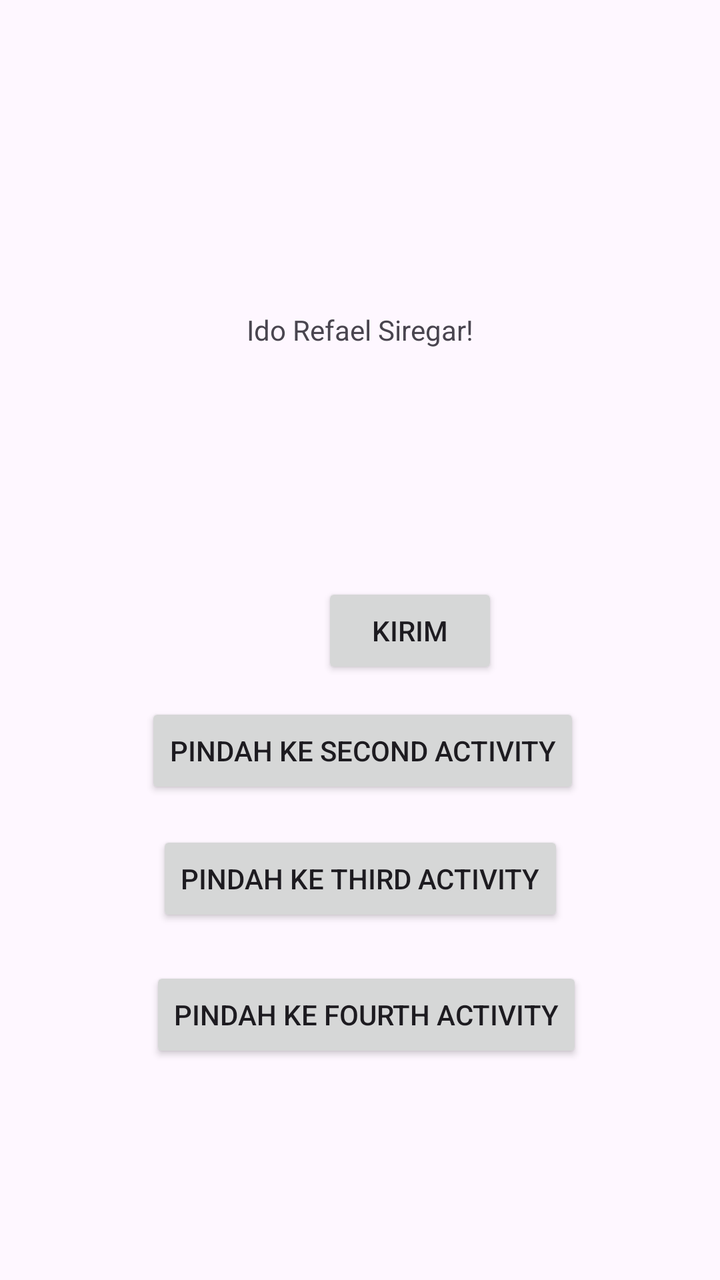
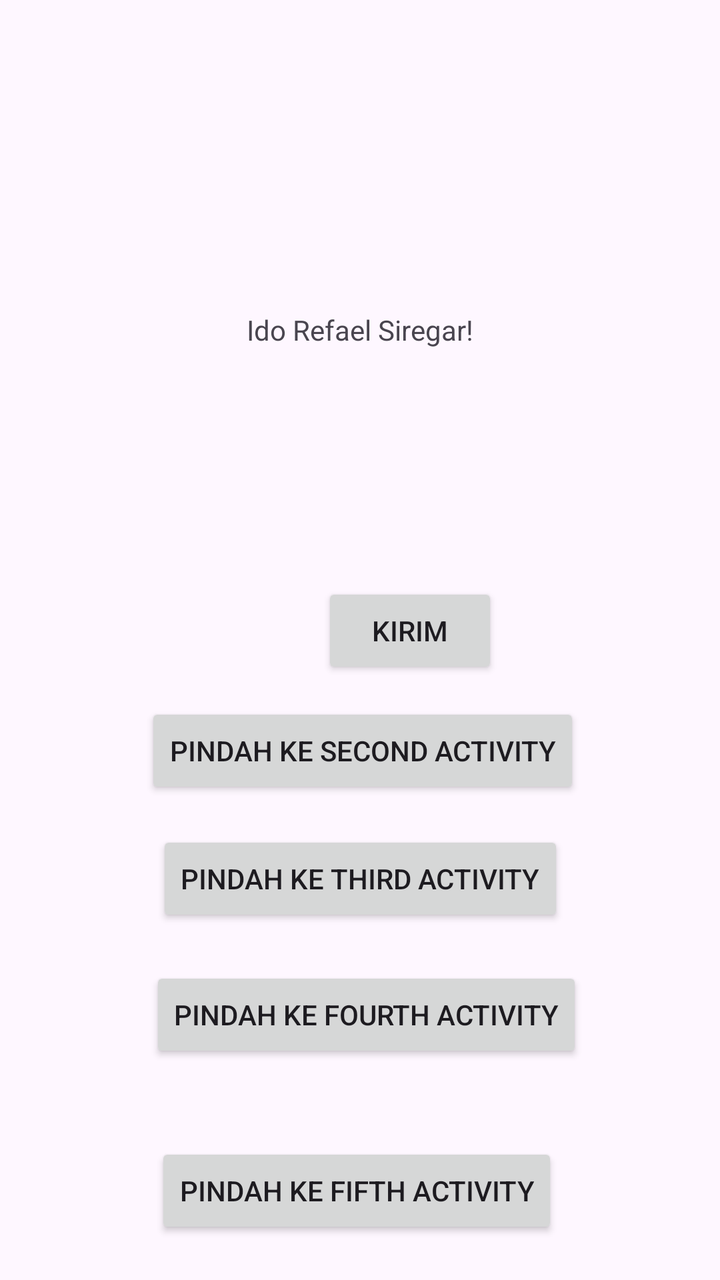

Before-and-after screenshots of an Android layout around one commit, followed by the original layout XML and the change that was made.
<!-- AndroidManifest.xml: application theme Theme.IdoApps -->
<!-- res/layout/activity_main.xml -->
<?xml version="1.0" encoding="utf-8"?>
<androidx.constraintlayout.widget.ConstraintLayout xmlns:android="http://schemas.android.com/apk/res/android"
    xmlns:app="http://schemas.android.com/apk/res-auto"
    xmlns:tools="http://schemas.android.com/tools"
    android:id="@+id/main"
    android:layout_width="match_parent"
    android:layout_height="match_parent"
    tools:context=".MainActivity">

    <TextView
        android:id="@+id/textView4"
        android:layout_width="wrap_content"
        android:layout_height="wrap_content"
        android:text="Ido Refael Siregar!"
        app:layout_constraintBottom_toBottomOf="parent"
        app:layout_constraintEnd_toEndOf="parent"
        app:layout_constraintStart_toStartOf="parent"
        app:layout_constraintTop_toTopOf="parent"
        app:layout_constraintVertical_bias="0.25" />

    <Button
        android:id="@+id/button"
        android:layout_width="wrap_content"
        android:layout_height="wrap_content"
        android:layout_marginStart="161dp"
        android:layout_marginEnd="162dp"
        android:layout_marginBottom="121dp"
        android:rotationX="0"
        android:text="Kirim"
        app:layout_constraintBottom_toBottomOf="parent"
        app:layout_constraintEnd_toEndOf="parent"
        app:layout_constraintHorizontal_bias="0.0"
        app:layout_constraintStart_toStartOf="parent"
        app:layout_constraintTop_toBottomOf="@+id/textView4"
        app:layout_constraintVertical_bias="0.394" />

    <Button
        android:id="@+id/btnToSecond"
        android:layout_width="wrap_content"
        android:layout_height="wrap_content"
        android:layout_marginTop="12dp"
        android:text="Pindah ke Second Activity"
        app:layout_constraintEnd_toEndOf="parent"
        app:layout_constraintHorizontal_bias="0.51"
        app:layout_constraintStart_toStartOf="parent"
        app:layout_constraintTop_toBottomOf="@+id/button" />

    <Button
        android:id="@+id/btnToThird"
        android:layout_width="wrap_content"
        android:layout_height="wrap_content"
        android:layout_marginTop="16dp"
        android:text="Pindah ke Third Activity"
        app:layout_constraintEnd_toEndOf="parent"
        app:layout_constraintStart_toStartOf="parent"
        app:layout_constraintTop_toBottomOf="@+id/btnToSecond" />

    <Button
        android:id="@+id/btnToFourth"
        android:layout_width="wrap_content"
        android:layout_height="wrap_content"
        android:layout_marginTop="20dp"
        android:text="Pindah ke Fourth Activity"
        app:layout_constraintEnd_toEndOf="parent"
        app:layout_constraintHorizontal_bias="0.522"
        app:layout_constraintStart_toStartOf="parent"
        app:layout_constraintTop_toBottomOf="@+id/btnToThird" />

</androidx.constraintlayout.widget.ConstraintLayout>
<!-- resources referenced by this layout -->
<resources>
  <style name="Theme.IdoApps" parent="Base.Theme.IdoApps" />
  <style name="Base.Theme.IdoApps" parent="Theme.Material3.DayNight.NoActionBar">
          
          
      </style>
</resources>

<!-- the commit's change to res/layout/activity_main.xml (unified diff, before → after) -->
@@ -66,4 +66,15 @@
         app:layout_constraintStart_toStartOf="parent"
         app:layout_constraintTop_toBottomOf="@+id/btnToThird" />
 
+    <Button
+        android:id="@+id/btnToFifth"
+        android:layout_width="wrap_content"
+        android:layout_height="wrap_content"
+        android:layout_marginTop="40dp"
+        android:text="Pindah ke Fifth Activity"
+        app:layout_constraintEnd_toEndOf="parent"
+        app:layout_constraintHorizontal_bias="0.49"
+        app:layout_constraintStart_toStartOf="parent"
+        app:layout_constraintTop_toBottomOf="@+id/btnToFourth" />
+
 </androidx.constraintlayout.widget.ConstraintLayout>
